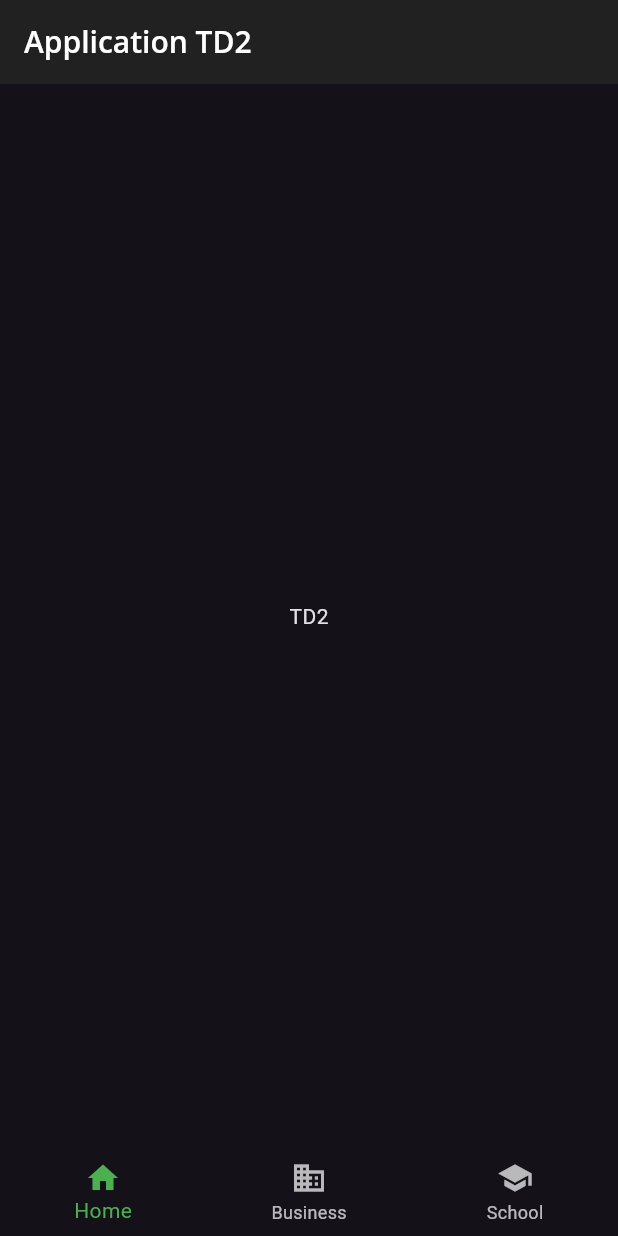
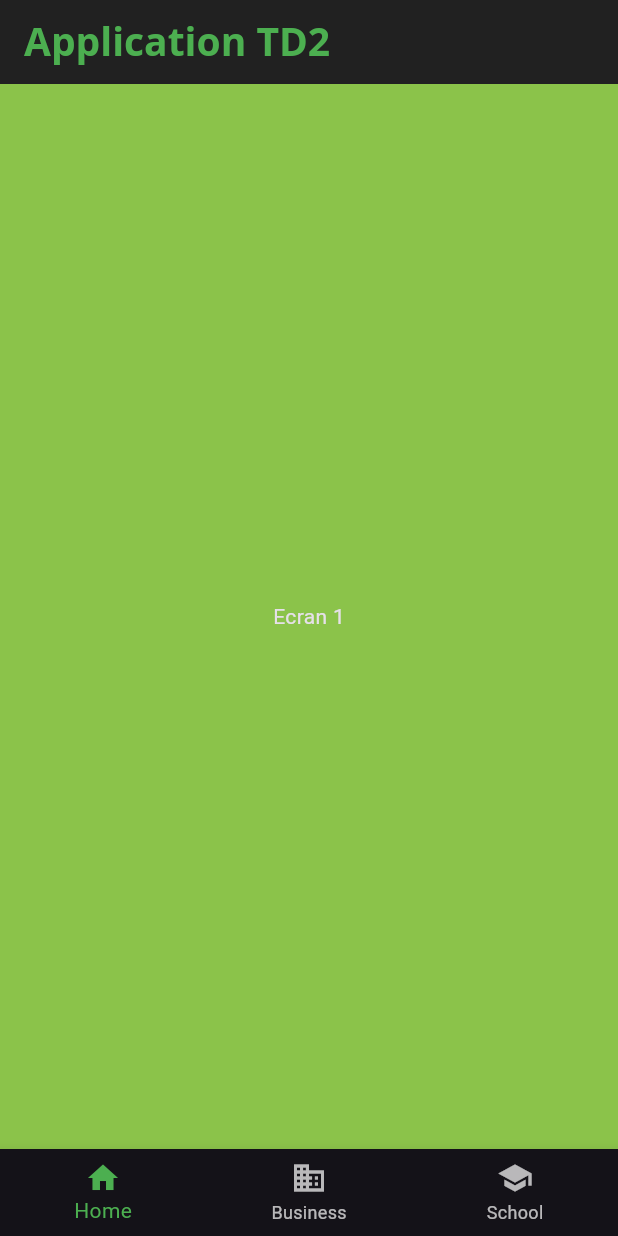
Before and after one commit to Toma1345/tp2-dev-mobile, a Flutter app: the screen it shows after launch, on a phone screen of 412 x 824 dp. Run offline on Flutter 3.47's test engine with Material 3 defaults, Android fonts, the phone set to English and light mode, and no system bars; our stand-ins replace google_fonts.

Commit message:
Bouton fonctionnels (changement de pages)

```diff
--- /dev/null
+++ b/lib/card1.dart
@@ -0,0 +1,15 @@
+import 'package:flutter/material.dart';
+
+class Ecran1 extends StatelessWidget {
+  const Ecran1({super.key});
+
+  @override
+  Widget build(BuildContext context) {
+    return Container(
+      color: Colors.lightGreen,
+      child: const Center(
+        child: Text("Ecran 1"),
+      )
+    );
+  }
+}
--- a/lib/home.dart
+++ b/lib/home.dart
@@ -1,18 +1,40 @@
 import 'package:flutter/material.dart';
+import 'package:tp2/card1.dart';
+import 'package:tp2/card2.dart';
+import 'package:tp2/card3.dart';
 
-class Home extends StatelessWidget {
+class Home extends StatefulWidget {
   const Home({super.key});
+
+  @override
+  State<Home> createState() => _HomeState();
+}
+
+class _HomeState extends State<Home> {
+  int _selectedIndex = 0;
+
+  static List<Widget> pages = <Widget>[
+    Ecran1(),
+    Ecran2(),
+    Ecran3()
+  ];
+
+  void _onItemTapped(int index) {
+    setState(() {
+      _selectedIndex = index;
+    });
+  }
 
   @override
   Widget build(BuildContext context) {
     return Scaffold(
       appBar: AppBar(
-        title: Text("Application TD2")
+        title: Text("Application TD2", style: Theme.of(context).textTheme.headlineLarge)
       ),
-      body: Center(
-        child: Text("TD2")
-      ),
+      body: pages[_selectedIndex],
       bottomNavigationBar: BottomNavigationBar(
+        currentIndex: _selectedIndex,
+        onTap: _onItemTapped,
         selectedItemColor: Theme.of(context).textSelectionTheme.selectionColor,
           items: const <BottomNavigationBarItem> [
             BottomNavigationBarItem(
--- a/lib/mytheme.dart
+++ b/lib/mytheme.dart
@@ -38,15 +38,20 @@ class MyTheme {
       fontWeight: FontWeight.w700,
       color: Colors.white,
     ),
+    headlineLarge: GoogleFonts.openSans(
+      fontSize: 26.0,
+      fontWeight: FontWeight.w700,
+      color: Colors.green,
+    ),
     displayLarge: GoogleFonts.openSans(
       fontSize: 32.0,
       fontWeight: FontWeight.bold,
-      color: Colors.white,
+      color: Colors.green,
     ),
     displayMedium: GoogleFonts.openSans(
       fontSize: 21.0,
       fontWeight: FontWeight.w700,
-      color: Colors.white,
+      color: Colors.green,
     ),
     displaySmall: GoogleFonts.openSans(
       fontSize: 16.0,
```
Also changed, not shown: lib/card2.dart (added, +15 -0 lines), lib/card3.dart (added, +15 -0 lines).
